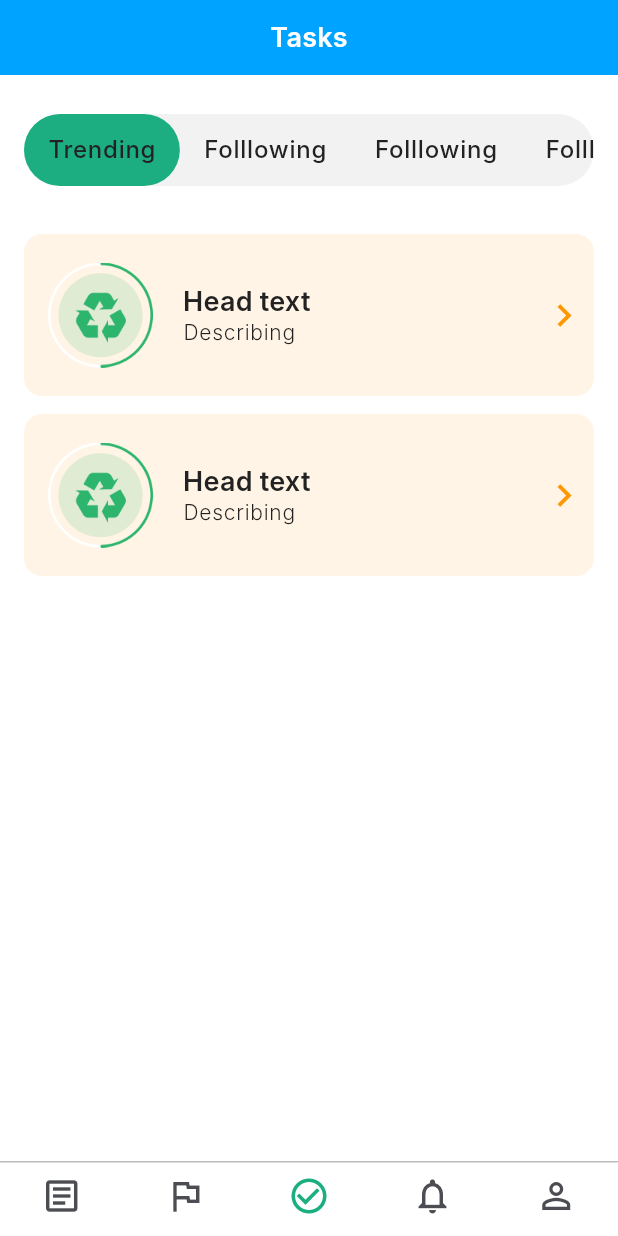
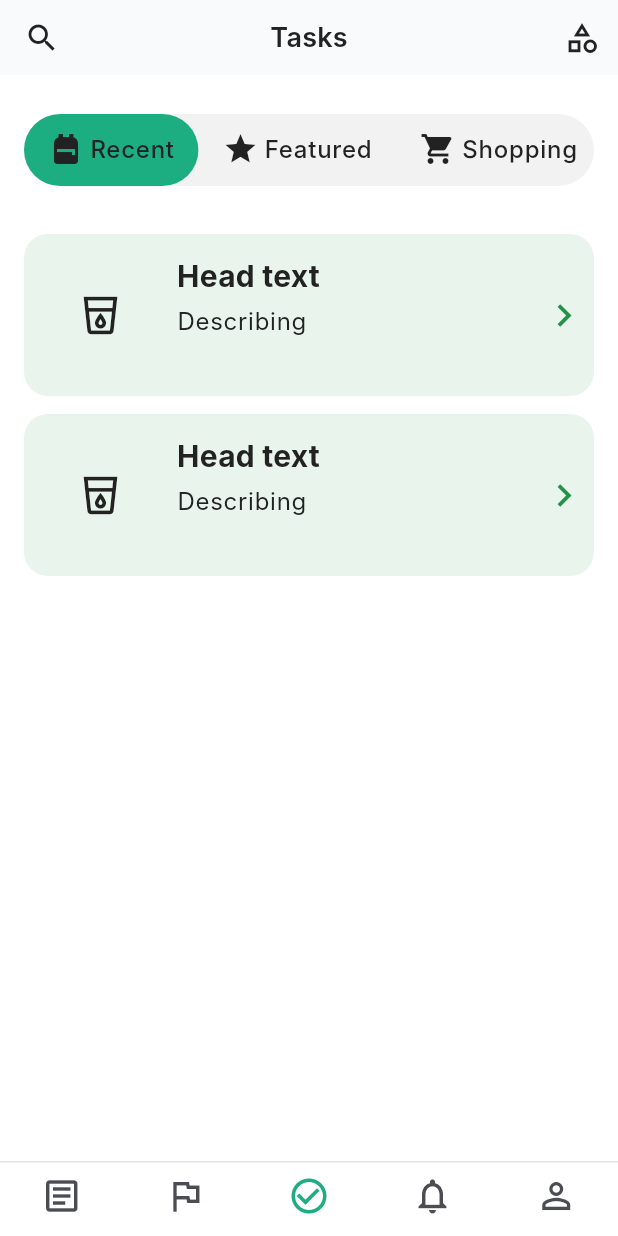
Before and after one commit to Djakh/ecogram, a Flutter app: the HomeController screen opened directly, item 3 of the bottom bar chosen, on a phone screen of 412 x 824 dp. Run offline on Flutter 3.47's test engine with Material 2 defaults, Android fonts, the phone set to English and light mode, and no system bars; drawn by our look-alikes of cached_network_image; our stand-ins replace bloc, fluro, flutter_bloc, logger, mask_text_input_formatter, modal_bottom_sheet and 2 more; accounts and stored records are empty; network calls fail; Roboto replaces fonts that are missing (Inter).

Commit message:
Issue #14: tasks ui was implemented

```diff
--- a/lib/cells/card/task_card.dart
+++ b/lib/cells/card/task_card.dart
@@ -1,27 +1,30 @@
+import 'package:cached_network_image/cached_network_image.dart';
 import 'package:ecogram/model/task.dart';
 import 'package:ecogram/theme/style.dart';
 import 'package:flutter/material.dart';
 
 class TaskCard extends StatelessWidget {
-  final Task? task;
+  final Task task;
   final Function()? function;
-  const TaskCard({Key? key, this.task, this.function}) : super(key: key);
+  const TaskCard({Key? key, required this.task, this.function})
+      : super(key: key);
 
   /// --- Widgets ---
 
   Widget get info => Expanded(
         child: Column(
           crossAxisAlignment: CrossAxisAlignment.start,
-          mainAxisAlignment: MainAxisAlignment.center,
+          mainAxisAlignment: MainAxisAlignment.start,
           children: [
             Text(
               "Head text",
-              style: Style.body2w6,
+              style: Style.body3w5.copyWith(fontWeight: FontWeight.bold),
               overflow: TextOverflow.ellipsis,
             ),
+            const SizedBox(height: 8.0),
             Text(
               "Describing",
-              style: Style.smallTextw3,
+              style: Style.bodyw4,
               overflow: TextOverflow.ellipsis,
               maxLines: 2,
             ),
@@ -32,21 +35,48 @@ class TaskCard extends StatelessWidget {
   Widget get cardImage => Container(
         height: 70,
         width: 70,
-        child: Image.asset("assets/images/recycle.png"),
+        child: CachedNetworkImage(
+          height: 70,
+          width: 70,
+          fit: BoxFit.cover,
+          imageUrl: task.iconImage ?? "",
+          progressIndicatorBuilder: (context, url, downloadProgress) =>
+              CircularProgressIndicator(value: downloadProgress.progress),
+          errorWidget: (_, __, ___) => Icon(
+            Icons.local_drink_outlined,
+            size: 30,
+            color: Style.colors.black,
+          ),
+        ),
       );
+
+  Color getColor(int? id, double opacity) {
+    switch (id ?? 0) {
+      case 0:
+        return Style.colors.green5.withOpacity(opacity);
+      case 1:
+        return Style.colors.blue.withOpacity(opacity);
+      case 2:
+        return Style.colors.red.withOpacity(opacity);
+      case 3:
+        return Style.colors.indigo9.withOpacity(opacity);
+      case 4:
+        return Style.colors.orange.withOpacity(opacity);
+      default:
+        return Style.colors.red.withOpacity(opacity);
+    }
+  }
 
   Widget get corps => Row(
         mainAxisAlignment: MainAxisAlignment.spaceBetween,
         children: [
           cardImage,
-          const SizedBox(width: 20),
+          const SizedBox(width: 16.0),
           info,
-          const SizedBox(width: 50),
-          const SizedBox(height: 6),
           Icon(
             Icons.chevron_right_sharp,
             size: 30,
-            color: Style.colors.orange,
+            color: getColor(task.id, 1.0),
           )
         ],
       );
@@ -57,8 +87,7 @@ class TaskCard extends StatelessWidget {
             height: 108,
             padding: Style.padding16.copyWith(right: 5.0),
             decoration: BoxDecoration(
-                color: Style.colors.orange.withOpacity(0.1),
-                borderRadius: Style.border12),
+                color: getColor(task.id, 0.1), borderRadius: Style.border16),
             child: corps),
       );
 
--- a/lib/model/task.dart
+++ b/lib/model/task.dart
@@ -2,14 +2,34 @@ class Task {
   int? id;
   String? name;
   String? description;
+  int? point;
+  int? water;
+  int? waste;
+  int? air;
+  int? taskId;
   String? iconImage;
-
   String? image;
-  Task({this.id, this.name, this.description, this.image, this.iconImage});
+  Task({
+    this.id,
+    this.name,
+    this.description,
+    this.point,
+    this.water,
+    this.waste,
+    this.air,
+    this.taskId,
+    this.iconImage,
+    this.image,
+  });
   factory Task.fromJson(Map<String, dynamic> json) => Task(
         id: json["id"] ?? null,
         name: json["name"] ?? null,
         description: json["description"] ?? null,
+        point: json["point"] ?? null,
+        water: json["water"] ?? null,
+        waste: json["waste"] ?? null,
+        air: json["air"] ?? null,
+        taskId: json["taskId"] ?? null,
         iconImage: json["iconImage"] ?? null,
         image: json["image"] ?? null,
       );
@@ -17,6 +37,11 @@ class Task {
   Map<String, dynamic> get toJson => {
         "name": this.name,
         "description": this.description,
+        "point": this.point,
+        "water": this.water,
+        "waste": this.waste,
+        "air": this.air,
+        "taskId": this.taskId,
         "iconImage": this.iconImage,
         "image": this.image,
       };
--- a/lib/screens/home.dart
+++ b/lib/screens/home.dart
@@ -82,7 +82,7 @@ class _HomeControllerState extends State<HomeController> {
   CupertinoTabBar get tabBar => CupertinoTabBar(
         border: Border(
             top: BorderSide(
-          color: Style.colors.black.withOpacity(0.3),
+          color: Style.colors.grey.withOpacity(0.3),
           width: 1.0,
         )),
         iconSize: 28.0,
--- a/lib/screens/tasks/tasks.dart
+++ b/lib/screens/tasks/tasks.dart
@@ -1,3 +1,4 @@
+import 'package:ecogram/cells/button.dart';
 import 'package:ecogram/cells/card/task_card.dart';
 import 'package:ecogram/model/category.dart';
 import 'package:ecogram/model/task.dart';
@@ -22,7 +23,7 @@ class _TasksControllerState extends State<TasksController>
   @override
   void initState() {
     super.initState();
-    _tabController = TabController(vsync: this, length: 7);
+    _tabController = TabController(vsync: this, length: 3);
   }
 
   @override
@@ -57,6 +58,14 @@ class _TasksControllerState extends State<TasksController>
         listCategoryTab.length,
         (index) => listTask(listDataTask),
       );
+  Widget tab(IconData icon, String text) => Tab(
+          child: Row(
+        children: [
+          Icon(icon),
+          const SizedBox(width: 4.0),
+          Text(text),
+        ],
+      ));
 
   Widget get tabBar => TabBar(
           controller: _tabController,
@@ -69,27 +78,9 @@ class _TasksControllerState extends State<TasksController>
           unselectedLabelColor: Style.colors.black,
           labelStyle: Style.bodyw5,
           tabs: [
-            Tab(
-              text: "Trending",
-            ),
-            Tab(
-              text: "Folllowing",
-            ),
-            Tab(
-              text: "Folllowing",
-            ),
-            Tab(
-              text: "Folllowing",
-            ),
-            Tab(
-              text: "Folllowing",
-            ),
-            Tab(
-              text: "Folllowing",
-            ),
-            Tab(
-              text: "Folllowing",
-            ),
+            tab(Icons.backpack, "Recent"),
+            tab(Icons.star, "Featured"),
+            tab(Icons.shopping_cart, "Shopping"),
           ]);
 
   Widget get tabBarBox => Container(
@@ -101,10 +92,6 @@ class _TasksControllerState extends State<TasksController>
 
   Widget get tabView => Expanded(
         child: TabBarView(controller: _tabController, children: [
-          listTask(listDataTask),
-          listTask(listDataTask),
-          listTask(listDataTask),
-          listTask(listDataTask),
           listTask(listDataTask),
           listTask(listDataTask),
           listTask(listDataTask),
@@ -127,10 +114,25 @@ class _TasksControllerState extends State<TasksController>
   PreferredSizeWidget get appBar => PreferredSize(
       preferredSize: Size.fromHeight(50.0), // here the desired height
       child: AppBar(
+        leading: Button.icon(
+          onPressed: () {},
+          icon: Icons.search,
+          iconColor: Style.colors.black,
+          color: Style.colors.background,
+        ),
         title: Text(
           "Tasks",
-          style: Style.body2w6.copyWith(color: Style.colors.white),
+          style: Style.body2w6,
         ),
+        actions: [
+          Button.icon(
+            onPressed: () {},
+            icon: Icons.category_outlined,
+            iconColor: Style.colors.black,
+            color: Style.colors.background,
+            minWidth: 0.0,
+          ),
+        ],
       ));
 
   @override
--- a/lib/theme/theme.dart
+++ b/lib/theme/theme.dart
@@ -5,7 +5,7 @@ final theme = ThemeData(
     brightness: Style.appBrightness,
     appBarTheme: AppBarTheme(
         elevation: 0,
-        backgroundColor: Style.colors.blue,
+        backgroundColor: Style.colors.background,
         centerTitle: true,
         iconTheme: IconThemeData(color: Style.colors.black, size: 24)),
     primaryColor: Style.colors.primary,
--- a/pubspec.yaml
+++ b/pubspec.yaml
@@ -41,6 +41,7 @@ dependencies:
   image_picker: ^0.8.1+3
   logger: ^1.1.0
   animations: ^2.0.2
+  cached_network_image: ^3.2.0
 dev_dependencies:
   flutter_test:
     sdk: flutter
```
Also changed, not shown: pubspec.lock.
